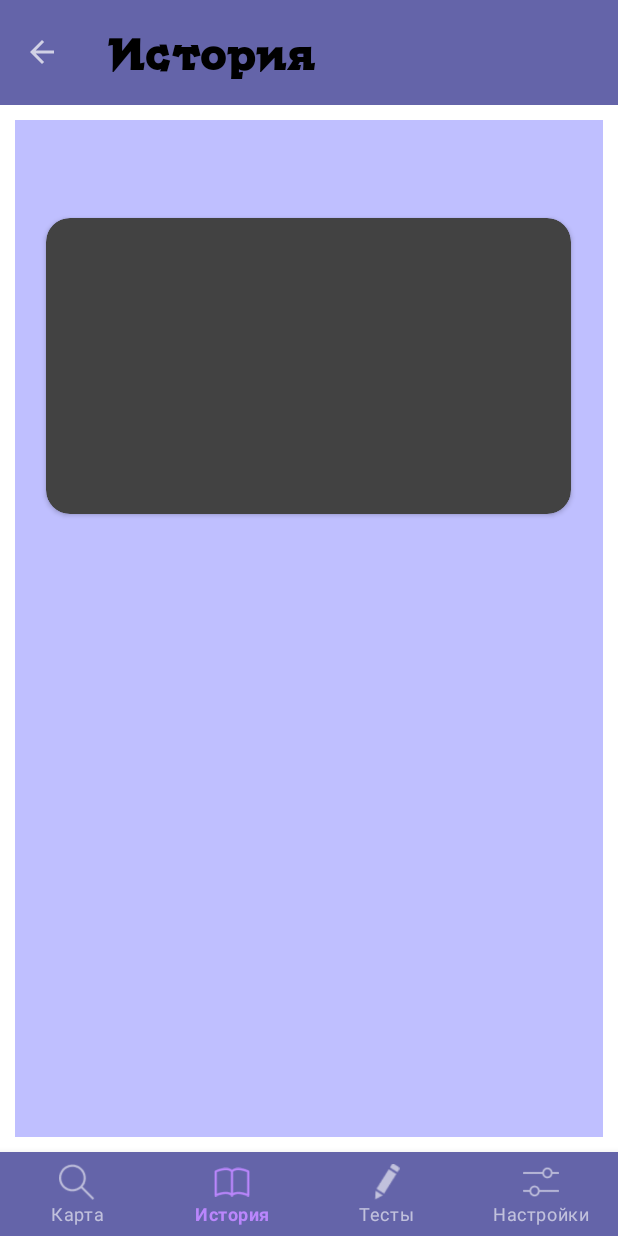
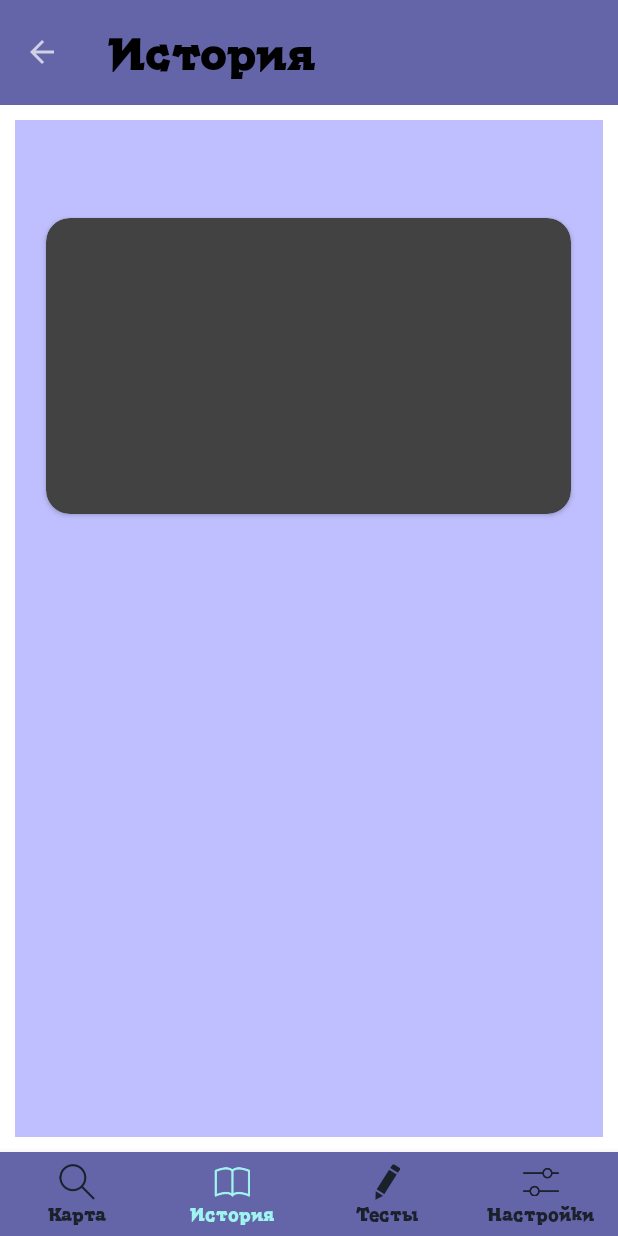
Before and after one commit to tichdog/intensiv2025, an Android app: the HistoryDescription screen opened directly, with no data from a screen before it, on a phone screen of 412 x 824 dp. Run offline under Robolectric (Android 15) with nearby library versions, the light colour scheme and no system bars; our stand-ins replace CircleImageView.

Commit message:
Немного изменил нижнее меню

```diff
--- /dev/null
+++ b/AndroidStudioProj/app/src/main/res/drawable/bottom_nav_colors.xml
@@ -0,0 +1,4 @@
+<selector xmlns:android="http://schemas.android.com/apk/res/android">
+    <item android:color="?attr/menuItemColorActive" android:state_checked="true" />
+    <item android:color="?attr/menuItemColor" android:state_checked="false" />
+</selector>
--- a/AndroidStudioProj/app/src/main/res/layout/history.xml
+++ b/AndroidStudioProj/app/src/main/res/layout/history.xml
@@ -48,7 +48,11 @@
         app:layout_constraintBottom_toBottomOf="parent"
         app:layout_constraintStart_toStartOf="parent"
         app:layout_constraintEnd_toEndOf="parent"
-        app:menu="@menu/bottom_nav_menu"
+        app:menu="@menu/bottom_nav_menu_light"
+        style="@style/BottomNavigationStyle"
         app:labelVisibilityMode="labeled"
+        app:itemIconTint="@drawable/bottom_nav_colors"
+        app:itemTextColor="@drawable/bottom_nav_colors"
+        app:itemRippleColor="?attr/menuItemColorActive"
         android:background="?attr/menuColor"/>
 </androidx.constraintlayout.widget.ConstraintLayout>
--- a/AndroidStudioProj/app/src/main/res/layout/history_description.xml
+++ b/AndroidStudioProj/app/src/main/res/layout/history_description.xml
@@ -82,12 +82,16 @@
         android:id="@+id/bottom_nav_1"
         android:layout_width="0dp"
         android:layout_height="wrap_content"
-        android:background="?attr/menuColor"
+        app:layout_constraintBottom_toBottomOf="parent"
+        app:layout_constraintStart_toStartOf="parent"
+        app:layout_constraintEnd_toEndOf="parent"
+        app:menu="@menu/bottom_nav_menu_light"
+        style="@style/BottomNavigationStyle"
         app:labelVisibilityMode="labeled"
-        app:layout_constraintBottom_toBottomOf="parent"
-        app:layout_constraintEnd_toEndOf="parent"
-        app:layout_constraintStart_toStartOf="parent"
-        app:menu="@menu/bottom_nav_menu" />
+        app:itemIconTint="@drawable/bottom_nav_colors"
+        app:itemTextColor="@drawable/bottom_nav_colors"
+        app:itemRippleColor="?attr/menuItemColorActive"
+        android:background="?attr/menuColor"/>
 
 
 </androidx.constraintlayout.widget.ConstraintLayout>
--- a/AndroidStudioProj/app/src/main/res/layout/settings.xml
+++ b/AndroidStudioProj/app/src/main/res/layout/settings.xml
@@ -79,7 +79,11 @@
         app:layout_constraintBottom_toBottomOf="parent"
         app:layout_constraintStart_toStartOf="parent"
         app:layout_constraintEnd_toEndOf="parent"
-        app:menu="@menu/bottom_nav_menu"
+        app:menu="@menu/bottom_nav_menu_light"
+        style="@style/BottomNavigationStyle"
         app:labelVisibilityMode="labeled"
+        app:itemIconTint="@drawable/bottom_nav_colors"
+        app:itemTextColor="@drawable/bottom_nav_colors"
+        app:itemRippleColor="?attr/menuItemColorActive"
         android:background="?attr/menuColor"/>
 </androidx.constraintlayout.widget.ConstraintLayout>
--- a/AndroidStudioProj/app/src/main/res/layout/tests.xml
+++ b/AndroidStudioProj/app/src/main/res/layout/tests.xml
@@ -48,7 +48,11 @@
         app:layout_constraintBottom_toBottomOf="parent"
         app:layout_constraintStart_toStartOf="parent"
         app:layout_constraintEnd_toEndOf="parent"
-        app:menu="@menu/bottom_nav_menu"
+        app:menu="@menu/bottom_nav_menu_light"
+        style="@style/BottomNavigationStyle"
         app:labelVisibilityMode="labeled"
+        app:itemIconTint="@drawable/bottom_nav_colors"
+        app:itemTextColor="@drawable/bottom_nav_colors"
+        app:itemRippleColor="?attr/menuItemColorActive"
         android:background="?attr/menuColor"/>
 </androidx.constraintlayout.widget.ConstraintLayout>
--- a/AndroidStudioProj/app/src/main/res/menu/bottom_nav_menu.xml
+++ b/AndroidStudioProj/app/src/main/res/menu/bottom_nav_menu_light.xml
@@ -2,18 +2,18 @@
 <menu xmlns:android="http://schemas.android.com/apk/res/android">
     <item
         android:id="@+id/nav_map"
-        android:icon="?attr/menuMap"
+        android:icon="@drawable/ic_map_light"
         android:title="Карта"/>
     <item
         android:id="@+id/nav_history"
-        android:icon="?attr/menuHistory"
+        android:icon="@drawable/ic_history_light"
         android:title="История"/>
     <item
         android:id="@+id/nav_tests"
-        android:icon="?attr/menuTests"
+        android:icon="@drawable/ic_tests_light"
         android:title="Тесты"/>
     <item
         android:id="@+id/nav_settings"
-        android:icon="?attr/menuSettings"
+        android:icon="@drawable/ic_setting_light"
         android:title="Настройки"/>
 </menu>
--- a/AndroidStudioProj/app/src/main/res/values/attr.xml
+++ b/AndroidStudioProj/app/src/main/res/values/attr.xml
@@ -3,10 +3,6 @@
     <attr name="customBackground" format="reference|color"/>
     <attr name="customDialog" format="reference"/>
     <attr name="menuColor" format="reference|color"/>
-    <attr name="menuMap" format="reference"/>
-    <attr name="menuHistory" format="reference"/>
-    <attr name="menuTests" format="reference"/>
-    <attr name="menuSettings" format="reference"/>
     <attr name="settingtextcolor" format="reference|color"/>
     <attr name="toolBarColor" format="reference|color"/>
     <attr name="textToolBarColor" format="reference|color"/>
@@ -16,4 +12,6 @@
     <attr name="historyDescriptionNazvColor" format="reference|color"/>
     <attr name="perecentTests" format="reference|color"/>
     <attr name="opisTests" format="reference|color"/>
+    <attr name="menuItemColor" format="reference|color"/>
+    <attr name="menuItemColorActive" format="reference|color"/>
 </resources>
--- a/AndroidStudioProj/app/src/main/res/values/styles.xml
+++ b/AndroidStudioProj/app/src/main/res/values/styles.xml
@@ -17,10 +17,6 @@
         <item name="customBackground">#FFFFFFFF</item>
         <item name="customDialog">@drawable/dialog_light</item>
         <item name="menuColor">#6464A9</item>
-        <item name="menuMap">@drawable/ic_map_light</item>
-        <item name="menuHistory">@drawable/ic_history_light</item>
-        <item name="menuTests">@drawable/ic_tests_light</item>
-        <item name="menuSettings">@drawable/ic_setting_light</item>
         <item name="android:windowFullscreen">true</item>
         <item name="android:navigationBarColor">@android:color/transparent</item>
         <item name="android:windowBackground">@android:color/transparent</item>
@@ -35,6 +31,8 @@
         <item name="historyDescriptionNazvColor">#2B2338</item>
         <item name="perecentTests">#6464A9</item>
         <item name="opisTests">#FFFFFF</item>
+        <item name="menuItemColor">#1A212B</item>
+        <item name="menuItemColorActive">#A0F4EF</item>
     </style>
 
     <!-- Тёмная тема -->
@@ -42,10 +40,6 @@
         <item name="customBackground">#141118</item>
         <item name="customDialog">@drawable/dialog</item>
         <item name="menuColor">#1D1B20</item>
-        <item name="menuMap">@drawable/ic_map</item>
-        <item name="menuHistory">@drawable/ic_history</item>
-        <item name="menuTests">@drawable/ic_tests</item>
-        <item name="menuSettings">@drawable/ic_settings</item>
         <item name="android:windowFullscreen">true</item>
         <item name="android:navigationBarColor">@android:color/transparent</item>
         <item name="android:windowBackground">@android:color/transparent</item>
@@ -60,6 +54,8 @@
         <item name="historyDescriptionNazvColor">#A8A8F5</item>
         <item name="perecentTests">#A8A8F5</item>
         <item name="opisTests">#8181DD</item>
+        <item name="menuItemColor">#FFFFFFCC</item>
+        <item name="menuItemColorActive">#A8A8F5</item>
     </style>
 
     <style name="ToolbarTextAppearance" parent="TextAppearance.AppCompat.Widget.ActionBar.Title">
@@ -106,4 +102,14 @@
         <item name="cornerFamily">rounded</item>
         <item name="cornerSize">50%</item>
     </style>
+
+    <style name="BottomNavigationStyle" parent="Widget.MaterialComponents.BottomNavigationView">
+
+        <item name="itemTextAppearanceActive">@style/BottomNavigationTextAppearance</item>
+        <item name="itemTextAppearanceInactive">@style/BottomNavigationTextAppearance</item>
+    </style>
+
+    <style name="BottomNavigationTextAppearance" parent="TextAppearance.AppCompat.Caption">
+        <item name="fontFamily">@font/kyivtypetitling1</item>
+    </style>
 </resources>
```
Also changed, not shown: AndroidStudioProj/app/src/main/java/com/example/intensiv/MainActivity.java (+23 -0 lines), AndroidStudioProj/app/src/main/res/layout/activity_main.xml (+8 -2 lines), AndroidStudioProj/app/src/main/res/drawable/ic_history.png (deleted), AndroidStudioProj/app/src/main/res/drawable/ic_history_light.png, AndroidStudioProj/app/src/main/res/drawable/ic_map.png (deleted), AndroidStudioProj/app/src/main/res/drawable/ic_map_light.png, AndroidStudioProj/app/src/main/res/drawable/ic_setting_light.png, AndroidStudioProj/app/src/main/res/drawable/ic_settings.png (deleted), AndroidStudioProj/app/src/main/res/drawable/ic_tests.png (deleted), AndroidStudioProj/app/src/main/res/drawable/ic_tests_light.png.
